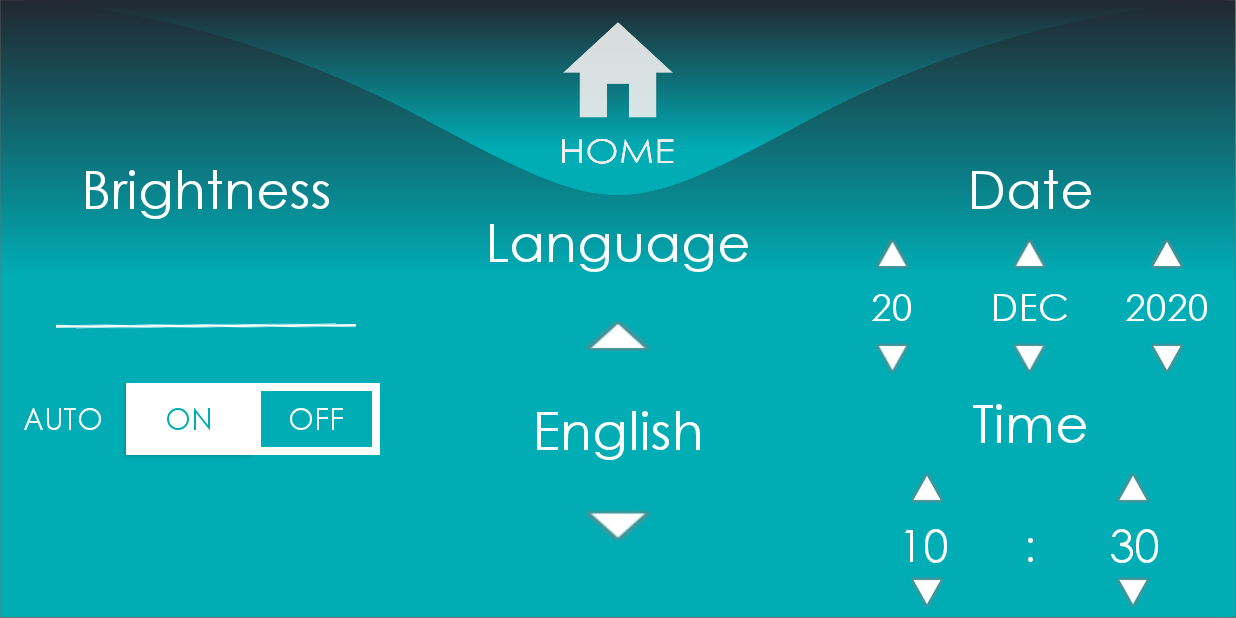
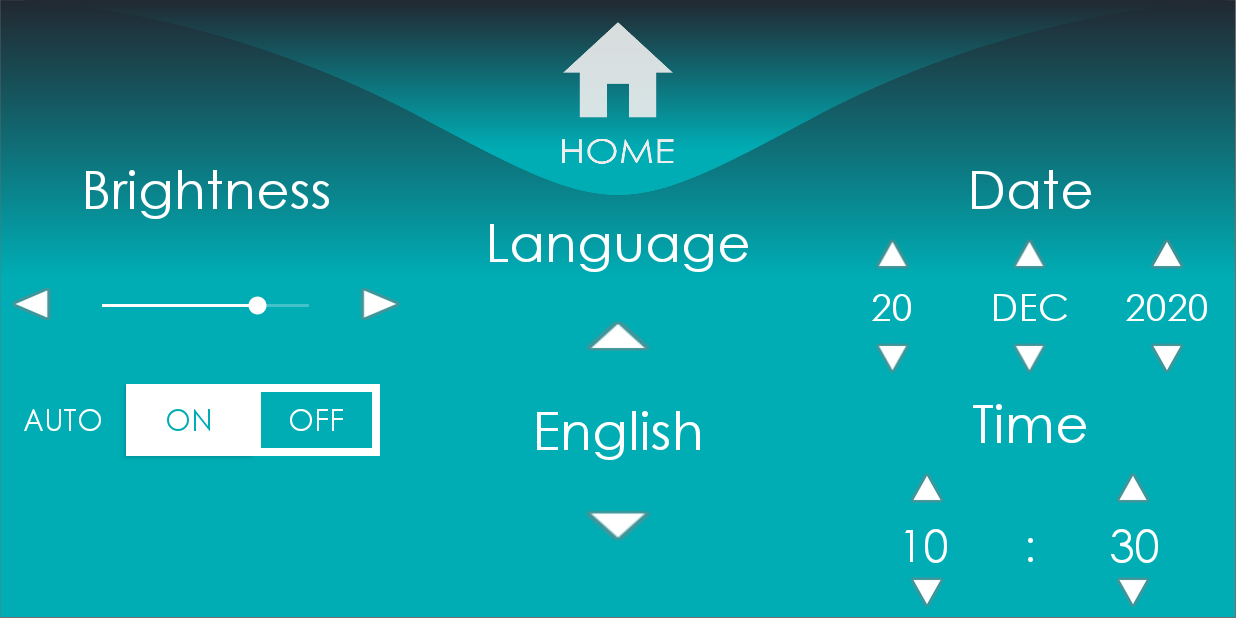
Before and after one commit to spyrosbazios/CarUI, an Android app: the screen it shows after launch (SettingsActivity), after a tap on an icon or button, on a phone screen of 824 x 412 dp (held sideways). Run offline under Robolectric (Android 15) with nearby library versions, the phone set to English and light mode, and no system bars.

Commit message:
fixed seekbars in phone and settings

```diff
--- a/app/src/main/java/com/example/carui/SettingsActivity.java
+++ b/app/src/main/java/com/example/carui/SettingsActivity.java
@@ -5,12 +5,14 @@ import android.content.Context;
 import android.content.Intent;
 import android.content.pm.ActivityInfo;
 import android.graphics.Color;
+import android.media.Image;
 import android.os.Bundle;
 import android.provider.Settings;
 import android.view.View;
 import android.widget.Button;
 import android.widget.ImageButton;
 import android.widget.ImageView;
+import android.widget.SeekBar;
 import android.widget.TextView;
 
 import androidx.annotation.Nullable;
@@ -27,6 +29,8 @@ public class SettingsActivity extends AppCompatActivity implements View.OnClickL
 
     private ImageButton homeButton;
 
+    private ImageView brightnessLeftButton, brightnessRightButton;
+    private SeekBar brightnessSeekBar;
     private boolean autoState;
     private Button autoOnButton, autoOffButton;
 
@@ -61,6 +65,7 @@ public class SettingsActivity extends AppCompatActivity implements View.OnClickL
 
     @Override
     public void onBackPressed() {
+        Utilities.BRIGHTNESS_PROGRESS = brightnessSeekBar.getProgress();
         Utilities.AUTOSTATE = autoState;
         Utilities.LANGUAGE = l;
         Utilities.DAY = day;
@@ -82,6 +87,10 @@ public class SettingsActivity extends AppCompatActivity implements View.OnClickL
             else l++;
             languageMiddleImageView.setText(languageList[Utilities.clampIntToLimits(l, 0, languageList.length-1)]);
         }
+        else if (v == brightnessLeftButton)
+            brightnessSeekBar.setProgress(brightnessSeekBar.getProgress() - 10 >= 0 ? brightnessSeekBar.getProgress() - 10 : 0);
+        else if (v == brightnessRightButton)
+            brightnessSeekBar.setProgress(brightnessSeekBar.getProgress() + 10 <= 100 ? brightnessSeekBar.getProgress() + 10 : brightnessSeekBar.getMax());
 
         handleDateTimeViews(v);
 
@@ -91,12 +100,20 @@ public class SettingsActivity extends AppCompatActivity implements View.OnClickL
     }
 
     private void initializeBrightnessViews() {
+        brightnessLeftButton = (ImageView)findViewById(R.id.brightnessleft_btn);
+        brightnessLeftButton.setOnClickListener(this);
+        brightnessSeekBar = (SeekBar)findViewById(R.id.brightnessbar_seekbar);
+        brightnessSeekBar.setOnClickListener(this);
+        brightnessRightButton = (ImageView)findViewById(R.id.brightnessright_btn);
+        brightnessRightButton.setOnClickListener(this);
         autoOnButton = (Button)findViewById(R.id.autoon_btn);
         autoOnButton.setOnClickListener(this);
         autoOffButton = (Button)findViewById(R.id.autooff_btn);
         autoOffButton.setOnClickListener(this);
 
         autoState = Utilities.AUTOSTATE;
+        brightnessSeekBar.setMax(100);
+        brightnessSeekBar.setProgress(Utilities.BRIGHTNESS_PROGRESS);
         updateAutoState();
     }
 
--- a/app/src/main/java/com/example/carui/Utilities.java
+++ b/app/src/main/java/com/example/carui/Utilities.java
@@ -22,6 +22,9 @@ public class Utilities {
     public static int RADIOLIVE = 2;
     public static String[][] STATION_FAVOURITES = {{"+", "+"}, {"+", "+"}, {"+", "+"}};
     public static String[] GPS_FAVOURITES = {"ADD", "ADD", "ADD", "ADD", "ADD"};
+    public static int BRIGHTNESS_PROGRESS = 75;
+    public static boolean PLAY_STATE = false;
+    public static int MUSIC_PROGRESS = 75;
 
     public static String calcWeather() {
         Calendar cal = Calendar.getInstance(Locale.getDefault());
--- a/app/src/main/res/layout/activity_settings.xml
+++ b/app/src/main/res/layout/activity_settings.xml
@@ -46,15 +46,41 @@
                 android:id="@+id/brightempty1"
                 android:layout_width="match_parent"
                 android:layout_height="0dp"
-                android:layout_weight="1.8"/>
-            <ImageView
-                android:id="@+id/brightnessbar_img"
-                android:background="@drawable/musicbar"
-                android:layout_width="200dp"
+                android:layout_weight="1"/>
+            <LinearLayout
+                android:id="@+id/linearlayout_brightnessbar"
+                android:layout_width="match_parent"
                 android:layout_height="0dp"
-                android:layout_weight="0.2"
-                android:rotation="1.1"
-                android:layout_gravity="center"/>
+                android:orientation="horizontal"
+                android:layout_weight="1">
+
+                <ImageView
+                    android:id="@+id/brightnessleft_btn"
+                    android:background="@android:drawable/ic_media_play"
+                    android:clickable="true"
+                    android:rotation="180"
+                    android:layout_width="0dp"
+                    android:layout_height="wrap_content"
+                    android:layout_weight="1"/>
+                <SeekBar
+                    android:id="@+id/brightnessbar_seekbar"
+                    android:thumbTint="@color/white"
+                    android:progressTint="@color/white"
+                    android:progressBackgroundTint="@color/white"
+                    android:layout_width="0dp"
+                    android:layout_height="wrap_content"
+                    android:layout_marginStart="10dp"
+                    android:layout_marginEnd="10dp"
+                    android:layout_weight="4"
+                    android:layout_gravity="center"/>
+                <ImageView
+                    android:id="@+id/brightnessright_btn"
+                    android:background="@android:drawable/ic_media_play"
+                    android:clickable="true"
+                    android:layout_width="0dp"
+                    android:layout_height="wrap_content"
+                    android:layout_weight="1"/>
+            </LinearLayout>
             <TextView
                 android:id="@+id/brightempty2"
                 android:layout_width="match_parent"
```
Also changed, not shown: app/src/main/java/com/example/carui/PhoneActivity.java (+19 -1 lines), app/src/main/res/layout/activity_phone.xml (+6 -5 lines).
